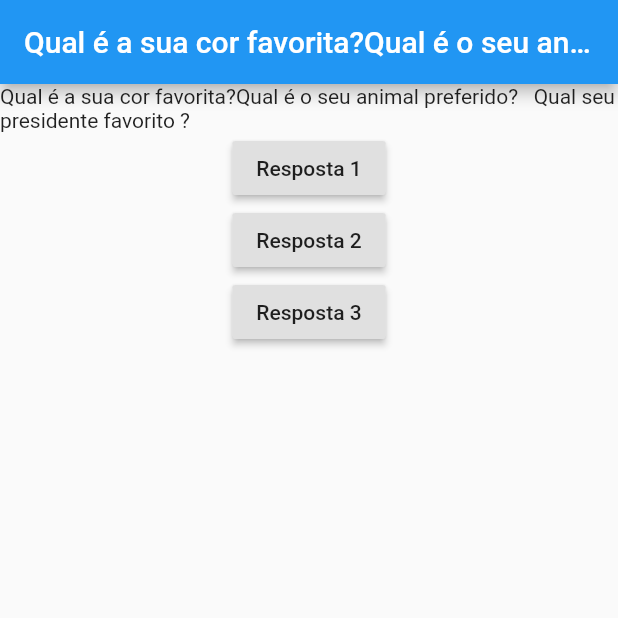
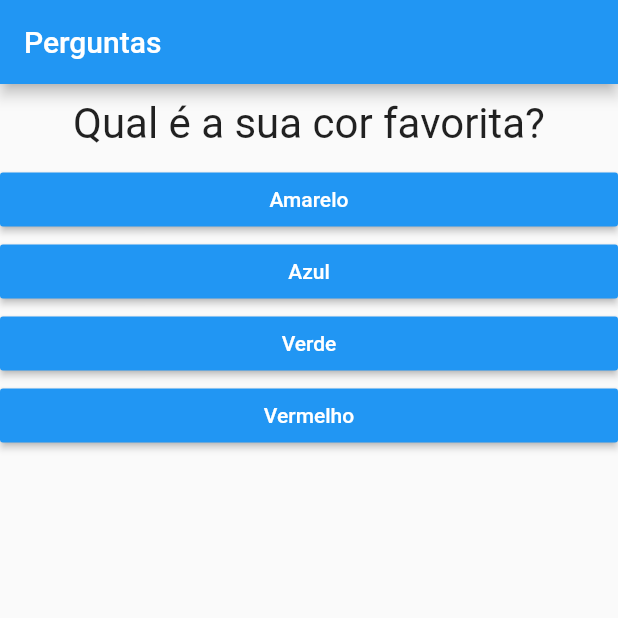
Before and after one commit to EndersonSS/quiz_flutter, a Flutter app: the screen it shows after launch, on a phone screen of 412 x 824 dp, the top half of it. Run offline on Flutter 3.47's test engine with Material 2 defaults, Android fonts, the phone set to English and light mode, and no system bars.

Commit message:
ultimas atualizações

```diff
--- a/lib/main.dart
+++ b/lib/main.dart
@@ -1,52 +1,88 @@
 import 'package:flutter/material.dart';
+import 'package:quiz_app/questionario.dart';
+import 'package:quiz_app/resultado.dart';
 
 main() => runApp(PerguntaApp());
 
+
 class _PerguntaAppState extends State<PerguntaApp> {
 
-  var perguntaSelecionada = 0;
+  var _perguntaSelecionada = 0;
+  var _pontuacaoTotal = 0;
 
-  void responder(){
+  final _perguntas = const [
+        {
+          'texto': 'Qual é a sua cor favorita?',
+          'respostas': [
+            {'texto': 'Amarelo', 'pontuacao': 10},
+            {'texto': 'Azul', 'pontuacao': 1},
+            {'texto': 'Verde', 'pontuacao': 3},
+            {'texto': 'Vermelho', 'pontuacao': 4},
+            ],
+        },
+        {
+          'texto': 'Qual é o seu animal preferido?',
+          'respostas': [
+            {'texto': 'cachorro', 'pontuacao': 10},
+            {'texto': 'gato', 'pontuacao': 1},
+            {'texto': 'cobra', 'pontuacao': 3},
+            {'texto': 'cavalo', 'pontuacao': 2},
+          ],
+        },
+        {
+          'texto': 'Qual seu presidente favorito ?',
+          'respostas': [
+            {'texto': 'Bolsonaro', 'pontuacao': 10},
+            {'texto': 'Lula', 'pontuacao': 1},
+            {'texto': 'Dilma', 'pontuacao': 5},
+            {'texto': 'Color', 'pontuacao': 4},
+            ],
+        }
+  ];
+
+    void _responder(int pontuacao){
+      if (temPerguntaSelecionada){
          setState(() {
-      perguntaSelecionada++;
+        _perguntaSelecionada++;
+        _pontuacaoTotal += pontuacao;
       });
-    print(perguntaSelecionada);
+      }
     }
 
+    void _reiniciarQuestionario(){
+      setState((){
+        _perguntaSelecionada = 0;
+        _pontuacaoTotal = 0;
+      });
+    }
+
+  bool get temPerguntaSelecionada{
+    return _perguntaSelecionada < _perguntas.length;
+
+ }
+
+  @override
   Widget build(BuildContext context) {
-
-      final List<String> perguntas = [
-        'Qual é a sua cor favorita?'
-        'Qual é o seu animal preferido?'
-    '   Qual seu presidente favorito ?'
-      ];
     return MaterialApp(
       home: Scaffold(
         appBar: AppBar(
-            title: Text(perguntas[perguntaSelecionada]),
+          title: Text('Perguntas'),
         ),
-          body: Column(
-            children: <Widget>[
-                Text(perguntas[0]),
-                RaisedButton(
-                  child: Text("Resposta 1"),
-                  onPressed: responder
-                  ,),
-                RaisedButton(
-                  child: Text("Resposta 2"),
-                  onPressed: responder
-                  ,),
-                RaisedButton(
-                  child: Text("Resposta 3"),
-                  onPressed: responder
-                  ,)
-            ],
+        body: temPerguntaSelecionada
+          ? Questionario(
+              perguntas: _perguntas,
+              perguntaSelecionada: _perguntaSelecionada,
+              quantoResponder: _responder,
             )
-          )
+          : Resultado(_pontuacaoTotal, _reiniciarQuestionario),
+        ),
       );
     }
   }
+
   class PerguntaApp extends StatefulWidget {
 
-    _PerguntaAppState createState() => _PerguntaAppState();
+    _PerguntaAppState createState() {
+      return _PerguntaAppState();
   }
+}
--- /dev/null
+++ b/lib/questao.dart
@@ -0,0 +1,21 @@
+import 'package:flutter/material.dart';
+
+class Questao extends StatelessWidget {
+  final String texto;
+
+  Questao(this.texto);
+
+  @override
+  Widget build(BuildContext context) {
+    return Container(
+      width: double.infinity,
+      margin: EdgeInsets.all(10),
+      child: Text(
+        texto,
+        style: TextStyle(fontSize: 28),
+        textAlign: TextAlign.center ,
+
+      ),
+    );
+  }
+}
--- /dev/null
+++ b/lib/questionario.dart
@@ -0,0 +1,41 @@
+import 'package:flutter/material.dart';
+import 'package:quiz_app/questao.dart';
+import 'resposta.dart';
+
+
+class Questionario extends StatelessWidget {
+  final List<Map<String, Object>> perguntas;
+  final int perguntaSelecionada;
+  final void Function(int) quantoResponder;
+
+  Questionario({
+    @required this.perguntas,
+    @required this.perguntaSelecionada,
+    @required this.quantoResponder,
+  });
+
+
+  bool get temPerguntaSelecionada{
+    return perguntaSelecionada < perguntas.length;
+
+  }
+
+  @override
+  Widget build(BuildContext context) {
+     List<Map<String, Object>> respostas = temPerguntaSelecionada
+    ? perguntas[perguntaSelecionada]['respostas']
+    : null;
+
+    return Column(
+      children: <Widget>[
+        Questao(perguntas[perguntaSelecionada]['texto']),
+        ...respostas.map((resp) {
+          return Resposta(
+            resp['texto'],
+            () => quantoResponder(resp['pontuacao']),
+          );
+        }).toList(),
+      ],
+    );
+  }
+}
--- a/lib/resposta.dart
+++ b/lib/resposta.dart
@@ -0,0 +1,21 @@
+import 'package:flutter/material.dart';
+
+class Resposta extends StatelessWidget {
+
+final String texto;
+final void Function() quandoSelecionado;
+
+Resposta(this.texto,this.quandoSelecionado);
+
+  Widget build(BuildContext context) {
+    return Container(
+      width: double.infinity,
+      child: RaisedButton(
+        textColor: Colors.white,
+        color: Colors.blue,
+        child: Text(texto),
+        onPressed: quandoSelecionado,
+      ),
+    );
+  }
+}
```
Also changed, not shown: lib/resultado.dart (added, +40 -0 lines), lib/pergunta.dart (deleted). Lines whose indentation alone changed are shown as unchanged.
